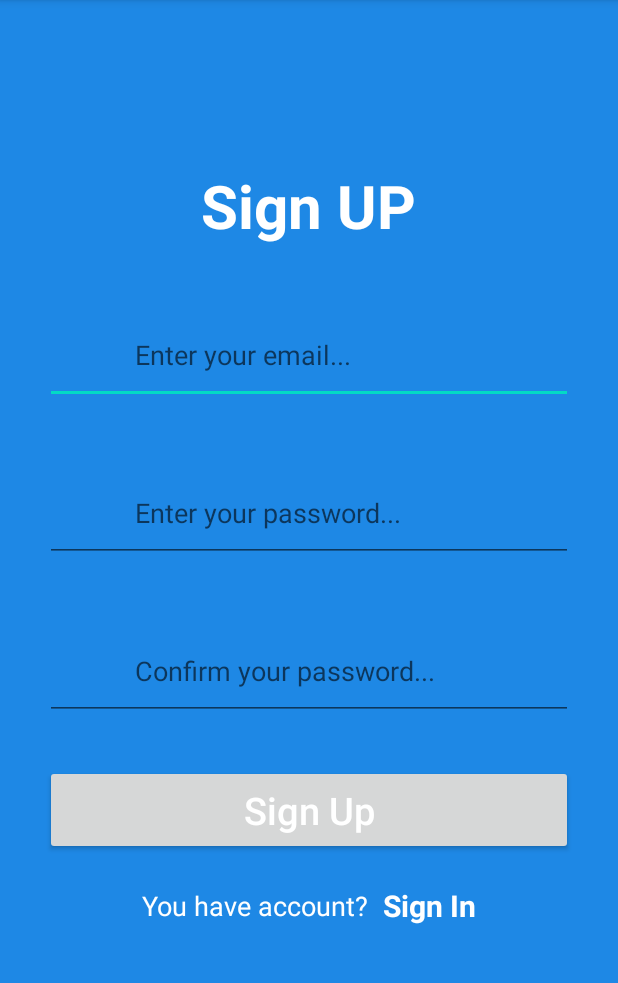
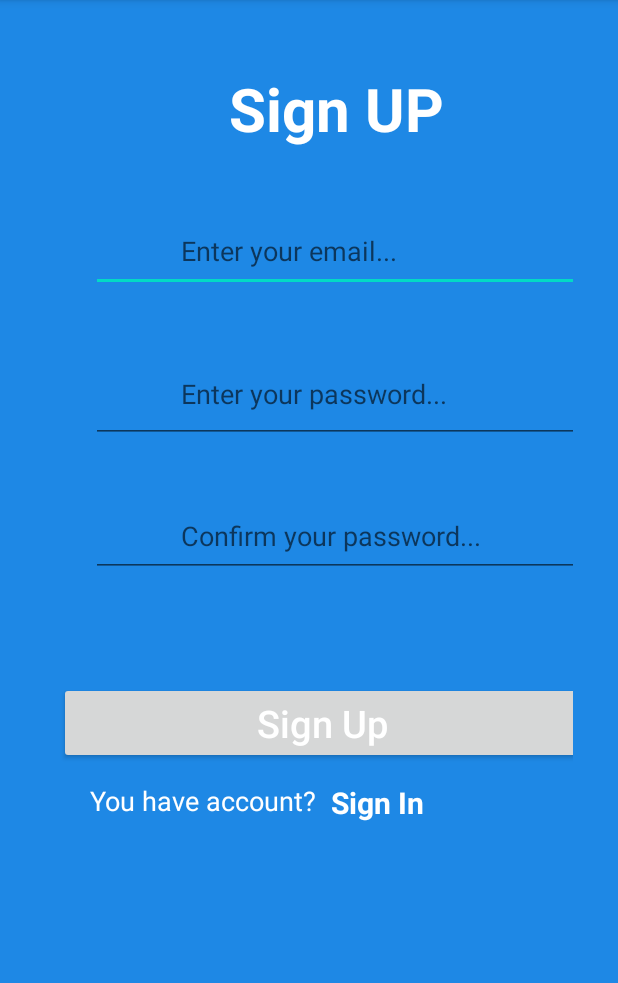
Before and after one commit to harpal779/CarPooling, an Android app: the SignUpActivity screen opened directly, with no data from a screen before it, on a phone screen of 412 x 824 dp, the part 84-1067 px from its top. Run offline under Robolectric (Android 15) with nearby library versions, the phone set to English and light mode, and no system bars; our stand-ins replace Firebase (no records; nobody signed in at launch, a user with empty details on screens opened directly).

Commit message:
bugs fixes

```diff
--- a/app/build.gradle
+++ b/app/build.gradle
@@ -31,6 +31,7 @@ dependencies {
     implementation 'com.google.firebase:firebase-analytics'
     implementation 'androidx.recyclerview:recyclerview:1.1.0'
     implementation 'com.google.firebase:firebase-auth:19.2.0'
+    implementation 'com.google.firebase:firebase-database:16.0.4'
     testImplementation 'junit:junit:4.12'
     androidTestImplementation 'androidx.test.ext:junit:1.1.2'
     androidTestImplementation 'androidx.test.espresso:espresso-core:3.3.0'
--- a/app/src/main/java/com/example/carpooling/SignUpActivity.java
+++ b/app/src/main/java/com/example/carpooling/SignUpActivity.java
@@ -8,6 +8,8 @@ import android.util.Patterns;
 import android.view.View;
 import android.widget.Button;
 import android.widget.EditText;
+import android.widget.RadioButton;
+import android.widget.RadioGroup;
 import android.widget.TextView;
 import android.widget.Toast;
 
@@ -18,24 +20,34 @@ import com.google.android.gms.tasks.OnCompleteListener;
 import com.google.android.gms.tasks.Task;
 import com.google.firebase.auth.AuthResult;
 import com.google.firebase.auth.FirebaseAuth;
+import com.google.firebase.auth.FirebaseUser;
+import com.google.firebase.database.DatabaseReference;
+import com.google.firebase.database.FirebaseDatabase;
+
+import java.util.HashMap;
 
 public class SignUpActivity extends AppCompatActivity {
-    private EditText emailEt,passwordEt1,passwordEt2;
+    private EditText emailEt, passwordEt1, passwordEt2;
+    private RadioButton type;
     private Button SignUpButton;
     private TextView SignInTv;
     private ProgressDialog progressDialog;
     private FirebaseAuth firebaseAuth;
+
+    private DatabaseReference databaseReference;
+
     @Override
     protected void onCreate(Bundle savedInstanceState) {
         super.onCreate(savedInstanceState);
         setContentView(R.layout.signup);
-        firebaseAuth=FirebaseAuth.getInstance();
-        emailEt=findViewById(R.id.email);
-        passwordEt1=findViewById(R.id.password1);
-        passwordEt2=findViewById(R.id.password2);
-        SignUpButton=findViewById(R.id.register);
-        progressDialog=new ProgressDialog(this);
-        SignInTv=findViewById(R.id.signInTv);
+        firebaseAuth = FirebaseAuth.getInstance();
+        emailEt = findViewById(R.id.email);
+        passwordEt1 = findViewById(R.id.password1);
+        passwordEt2 = findViewById(R.id.password2);
+        SignUpButton = findViewById(R.id.register);
+
+        progressDialog = new ProgressDialog(this);
+        SignInTv = findViewById(R.id.signInTv);
         SignUpButton.setOnClickListener(new View.OnClickListener() {
             @Override
             public void onClick(View v) {
@@ -45,60 +57,62 @@ public class SignUpActivity extends AppCompatActivity {
         SignInTv.setOnClickListener(new View.OnClickListener() {
             @Override
             public void onClick(View v) {
-                Intent intent=new Intent(SignUpActivity.this,Login.class);
+                Intent intent = new Intent(SignUpActivity.this, Login.class);
                 startActivity(intent);
                 finish();
             }
         });
     }
-    private void Register(){
-        String email=emailEt.getText().toString();
-        String password1=passwordEt1.getText().toString();
-        String password2=passwordEt2.getText().toString();
-        if(TextUtils.isEmpty(email)){
+
+    private void Register() {
+        final String email = emailEt.getText().toString();
+        final String password1 = passwordEt1.getText().toString();
+        String password2 = passwordEt2.getText().toString();
+
+
+        if (TextUtils.isEmpty(email)) {
             emailEt.setError("Enter your email");
             return;
-        }
-        else if(TextUtils.isEmpty(password1)){
+        } else if (TextUtils.isEmpty(password1)) {
             passwordEt1.setError("Enter your password");
             return;
-        }
-        else if(TextUtils.isEmpty(password2)){
+        } else if (TextUtils.isEmpty(password2)) {
             passwordEt2.setError("Confirm your password");
             return;
-        }
-        else if(!password1.equals(password2)){
+        } else if (!password1.equals(password2)) {
             passwordEt2.setError("Different password");
             return;
-        }
-        else if(password1.length()<4){
+        } else if (password1.length() < 4) {
             passwordEt1.setError("Length should be > 4");
             return;
-        }
-        else if(!isVallidEmail(email)){
+        } else if (!isVallidEmail(email)) {
             emailEt.setError("invalid email");
             return;
         }
         progressDialog.setMessage("Please wait...");
         progressDialog.show();
         progressDialog.setCanceledOnTouchOutside(false);
-        firebaseAuth.createUserWithEmailAndPassword(email,password1).addOnCompleteListener(this, new OnCompleteListener<AuthResult>() {
+
+        firebaseAuth.createUserWithEmailAndPassword(email, password1).addOnCompleteListener(this, new OnCompleteListener<AuthResult>() {
             @Override
             public void onComplete(@NonNull Task<AuthResult> task) {
-                if(task.isSuccessful()){
-                    Toast.makeText(SignUpActivity.this,"Successfully registered",Toast.LENGTH_LONG).show();
-                    Intent intent=new Intent(SignUpActivity.this,MainActivity.class);
+                if (task.isSuccessful()) {
+
+                    Toast.makeText(SignUpActivity.this, "Successfully registered", Toast.LENGTH_LONG).show();
+                    Intent intent = new Intent(SignUpActivity.this, MainActivity.class);
                     startActivity(intent);
                     finish();
-                }
-                else{
-                    Toast.makeText(SignUpActivity.this,"Sign up fail!",Toast.LENGTH_LONG).show();
+
+                } else {
+                    Toast.makeText(SignUpActivity.this, "Sign up fail!", Toast.LENGTH_LONG).show();
                 }
                 progressDialog.dismiss();
             }
         });
     }
-    private Boolean isVallidEmail(CharSequence target){
+
+
+    private Boolean isVallidEmail(CharSequence target) {
         return (!TextUtils.isEmpty(target) && Patterns.EMAIL_ADDRESS.matcher(target).matches());
     }
 }
--- a/app/src/main/res/layout/signup.xml
+++ b/app/src/main/res/layout/signup.xml
@@ -1,100 +1,127 @@
 <?xml version="1.0" encoding="utf-8"?>
-<LinearLayout xmlns:android="http://schemas.android.com/apk/res/android"
+<androidx.constraintlayout.widget.ConstraintLayout xmlns:android="http://schemas.android.com/apk/res/android"
     xmlns:app="http://schemas.android.com/apk/res-auto"
     xmlns:tools="http://schemas.android.com/tools"
+    android:id="@+id/linearLayout"
     android:layout_width="match_parent"
     android:layout_height="match_parent"
+    android:background="#1E88E5"
     android:gravity="center"
-    android:orientation="vertical"
-    android:background="#1E88E5"
     android:paddingHorizontal="30dp">
 
+
     <TextView
+        android:id="@+id/textView2"
         android:layout_width="wrap_content"
         android:layout_height="wrap_content"
+        android:layout_marginStart="137dp"
+        android:layout_marginLeft="137dp"
+        android:layout_marginTop="45dp"
+        android:layout_marginEnd="101dp"
+        android:layout_marginRight="101dp"
         android:text="Sign UP"
         android:textColor="#ffffff"
+        android:textSize="40dp"
         android:textStyle="bold"
-        android:textSize="40dp" />
-    <RelativeLayout
-        android:layout_width="match_parent"
-        android:layout_height="wrap_content"
-        android:layout_marginTop="40dp">
+        app:layout_constraintEnd_toEndOf="parent"
+        app:layout_constraintStart_toStartOf="parent"
+        app:layout_constraintTop_toTopOf="parent" />
+
+
     <EditText
         android:id="@+id/email"
-            android:layout_width="match_parent"
-            android:layout_height="65dp"
+        android:layout_width="337dp"
+        android:layout_height="wrap_content"
+        android:layout_marginStart="46dp"
+        android:layout_marginLeft="46dp"
+        android:layout_marginTop="40dp"
         android:hint="Enter your email..."
+        android:inputType="textEmailAddress"
         android:paddingVertical="15dp"
+        android:paddingLeft="60dp"
         android:textColor="#000000"
-            android:inputType="textEmailAddress"
-            android:paddingLeft="60dp"></EditText>
-    </RelativeLayout>
-    <RelativeLayout
-        android:layout_width="match_parent"
-        android:layout_height="wrap_content"
-        android:layout_marginTop="40dp">
+        app:layout_constraintEnd_toEndOf="parent"
+        app:layout_constraintStart_toStartOf="parent"
+        app:layout_constraintTop_toBottomOf="@+id/textView2"></EditText>
+
+
     <EditText
         android:id="@+id/password1"
-            android:layout_width="match_parent"
+        android:layout_width="337dp"
         android:layout_height="65dp"
+        android:layout_marginStart="46dp"
+        android:layout_marginLeft="46dp"
+        android:layout_marginTop="35dp"
         android:hint="Enter your password..."
+        android:inputType="textPassword"
         android:paddingVertical="15dp"
+        android:paddingLeft="60dp"
         android:textColor="#000000"
-            android:inputType="textPassword"
-            android:paddingLeft="60dp"></EditText>
-    </RelativeLayout>
-    <RelativeLayout
-        android:layout_width="match_parent"
-        android:layout_height="wrap_content"
-        android:layout_marginTop="40dp">
+        app:layout_constraintEnd_toEndOf="parent"
+        app:layout_constraintStart_toStartOf="parent"
+        app:layout_constraintTop_toBottomOf="@+id/email"></EditText>
+
     <EditText
         android:id="@+id/password2"
-            android:layout_width="match_parent"
-            android:layout_height="65dp"
+        android:layout_width="337dp"
+        android:layout_height="wrap_content"
+        android:layout_marginStart="46dp"
+        android:layout_marginLeft="46dp"
+        android:layout_marginTop="34dp"
         android:hint="Confirm your password..."
+        android:inputType="textPassword"
         android:paddingVertical="15dp"
+        android:paddingLeft="60dp"
         android:textColor="#000000"
-            android:inputType="textPassword"
-            android:paddingLeft="60dp"></EditText>
-        <ImageView
-            android:layout_width="35dp"
-            android:layout_height="35dp"
-            android:layout_marginLeft="10dp"
-            android:layout_alignParentLeft="true"
-            android:layout_centerInParent="true"/>
-    </RelativeLayout>
+        app:layout_constraintEnd_toEndOf="parent"
+        app:layout_constraintStart_toStartOf="parent"
+        app:layout_constraintTop_toBottomOf="@+id/password1"></EditText>
+
+
     <Button
         android:id="@+id/register"
-        android:layout_width="match_parent"
-        android:layout_height="60dp"
+        android:layout_width="351dp"
+        android:layout_height="wrap_content"
+        android:layout_marginStart="39dp"
+        android:layout_marginLeft="39dp"
+        android:layout_marginTop="70dp"
+        android:layout_marginEnd="21dp"
+        android:layout_marginRight="21dp"
         android:text="Sign Up"
+        android:textAllCaps="false"
         android:textColor="#ffffff"
-        android:layout_marginTop="30dp"
         android:textSize="25dp"
-        android:textAllCaps="false"/>
-    <LinearLayout
+        app:layout_constraintEnd_toEndOf="parent"
+        app:layout_constraintStart_toStartOf="parent"
+        app:layout_constraintTop_toBottomOf="@+id/password2" />
+
+    <TextView
+        android:id="@+id/textView3"
         android:layout_width="wrap_content"
         android:layout_height="wrap_content"
-        android:orientation="horizontal"
-        android:gravity="center"
-        android:layout_marginTop="20dp"
-        android:layout_marginBottom="40dp">
-        <TextView
-            android:layout_width="wrap_content"
-            android:layout_height="wrap_content"
+        android:layout_marginStart="30dp"
+        android:layout_marginLeft="30dp"
+        android:layout_marginTop="12dp"
         android:text="You have account?"
         android:textColor="#ffffff"
-            android:textSize="18dp"/>
+        android:textSize="18dp"
+        app:layout_constraintStart_toStartOf="parent"
+        app:layout_constraintTop_toBottomOf="@+id/register" />
+
     <TextView
         android:id="@+id/signInTv"
         android:layout_width="wrap_content"
         android:layout_height="wrap_content"
+        android:layout_marginTop="12dp"
+        android:layout_marginEnd="90dp"
+        android:layout_marginRight="90dp"
         android:text="Sign In"
-            android:layout_marginLeft="10dp"
+        android:textColor="#ffffff"
+        android:textSize="20dp"
         android:textStyle="bold"
-            android:textSize="20dp"
-            android:textColor="#ffffff"/>
+        app:layout_constraintEnd_toEndOf="parent"
+        app:layout_constraintStart_toEndOf="@+id/textView3"
+        app:layout_constraintTop_toBottomOf="@+id/register" />
 
-    </LinearLayout>
-</LinearLayout>
+
+</androidx.constraintlayout.widget.ConstraintLayout>
```
Also changed, not shown: app/src/main/java/com/example/carpooling/Login.java (+22 -7 lines), app/src/main/res/layout/activity_login.xml (deleted, +0 -63 lines), app/src/main/res/layout/activity_main.xml (+17 -35 lines), app/src/main/res/layout/login.xml (added, +85 -0 lines), app/src/main/res/xml/activity_login_scene.xml (added, +19 -0 lines). Lines whose indentation alone changed are shown as unchanged.
